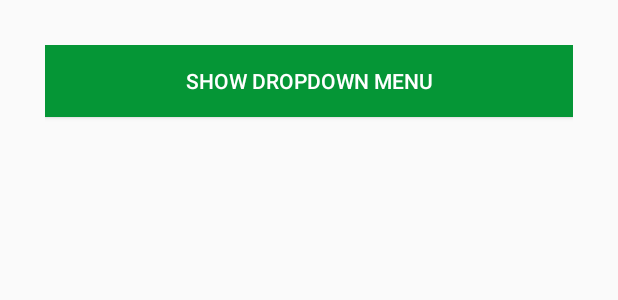
After one commit to iarlenaquiles/EstudoAndroid, an Android app: the layout activity_drop_down.xml on its own in the app's theme, with its tools: preview values and no code run, on a phone screen of 412 x 824 dp. The commit adds this screen. Shown: the top 300 px of the screen. Run offline under Robolectric (Android 15) with nearby library versions, the phone set to English and light mode, and no system bars.

Commit message:
Criando a activity do dropdown

```diff
--- a/app/src/main/AndroidManifest.xml
+++ b/app/src/main/AndroidManifest.xml
@@ -40,6 +40,10 @@
             android:name=".RadioActivity"
             android:label="@string/title_activity_radio"
             android:theme="@style/AppTheme.NoActionBar" />
+        <activity
+            android:name=".DropDownActivity"
+            android:label="@string/title_activity_drop_down"
+            android:theme="@style/AppTheme.NoActionBar"></activity>
     </application>
 
 </manifest>
--- /dev/null
+++ b/app/src/main/res/layout/activity_drop_down.xml
@@ -0,0 +1,17 @@
+<?xml version="1.0" encoding="utf-8"?>
+<LinearLayout xmlns:android="http://schemas.android.com/apk/res/android"
+    android:layout_width="match_parent"
+    android:layout_height="match_parent"
+    android:layout_margin="30dp"
+    android:orientation="vertical">
+
+    <Button
+        android:id="@+id/show_dropdown_menu"
+        android:layout_width="fill_parent"
+        android:layout_height="wrap_content"
+        android:background="#059636"
+        android:onClick="showDropDownMenu"
+        android:text="Show DropDown Menu"
+        android:textColor="#fff" />
+
+</LinearLayout>
--- a/app/src/main/res/values/strings.xml
+++ b/app/src/main/res/values/strings.xml
@@ -30,5 +30,6 @@
     <string name="title_activity_radio">RadioActivity</string>
     <string name="title_activity_menu">MenuActivity</string>
     <string name="title_activity_options_menu">OptionsMenuActivity</string>
+    <string name="title_activity_drop_down">DropDownActivity</string>
 
 </resources>
```
Also changed, not shown: app/src/main/java/com/example/iarlenaquiles/estudoandroid/DropDownActivity.java (added, +47 -0 lines), app/src/main/res/layout/content_drop_down.xml (added, +11 -0 lines), app/src/main/res/menu/drop_down_menu.xml (added, +22 -0 lines).
